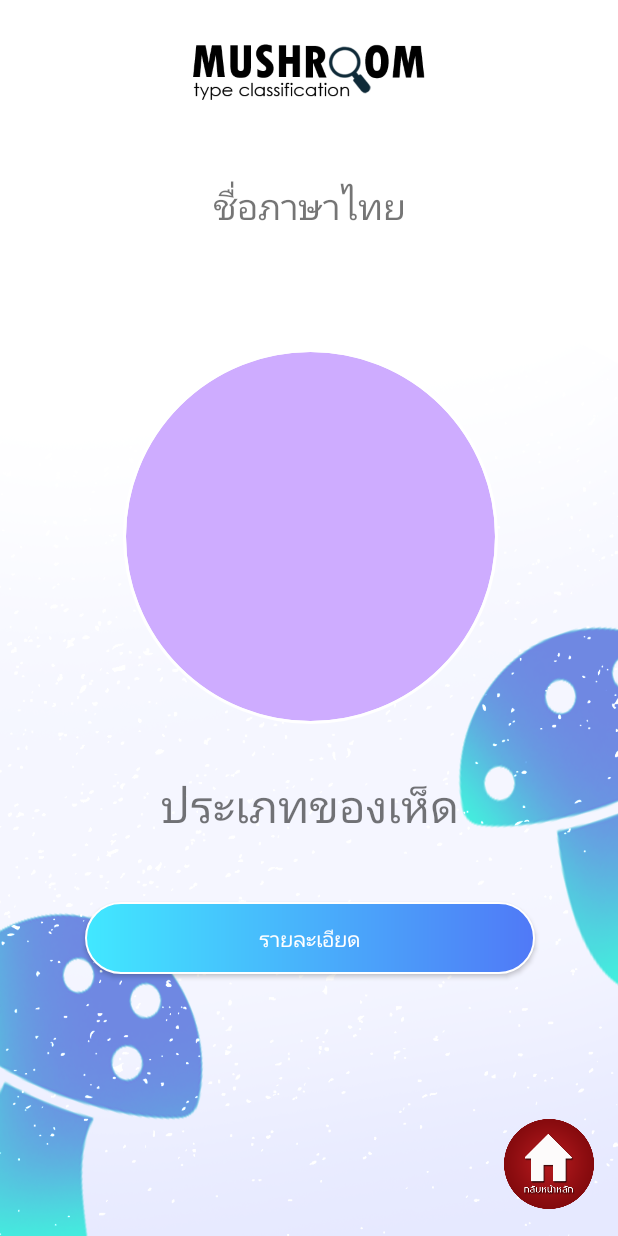
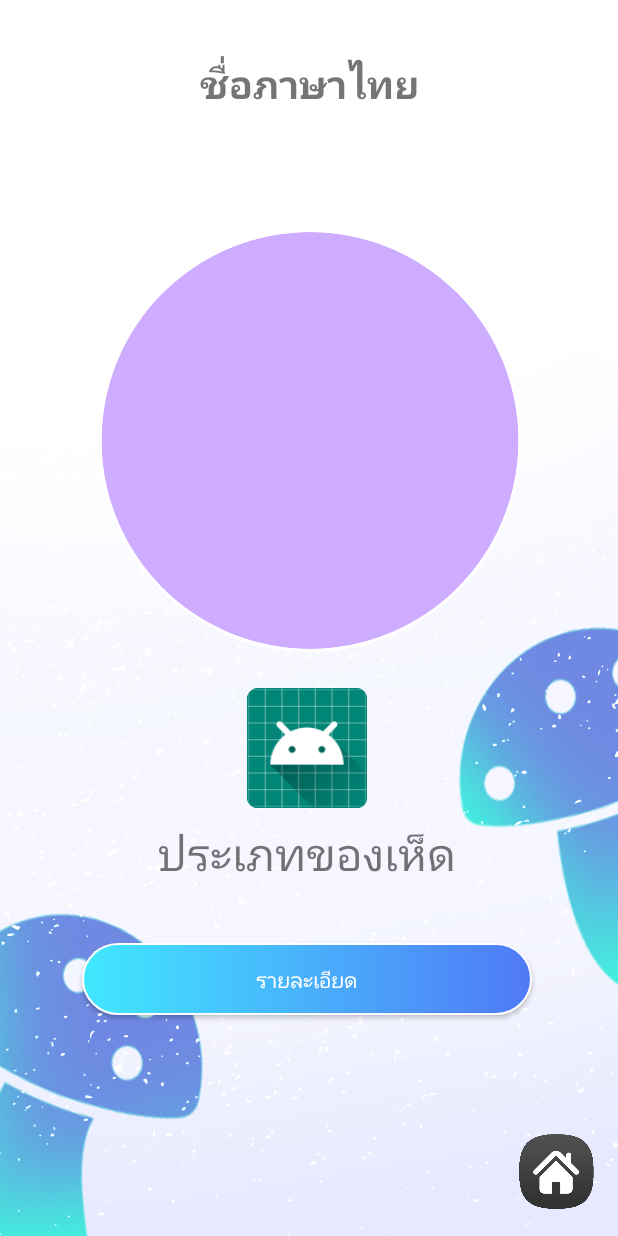
Before and after one commit to Gundammm/MushroomTypeClassification, an Android app: the ShowResultClassifyActivity screen opened directly, with no data from a screen before it, on a phone screen of 412 x 824 dp. Run offline under Robolectric (Android 15) with nearby library versions, the light colour scheme and no system bars; our stand-ins replace CircleImageView; Roboto replaces fonts that are not available here; 5 statements that could not run were skipped.

Commit message:
เสร็จแล้ว

```diff
--- a/app/src/main/AndroidManifest.xml
+++ b/app/src/main/AndroidManifest.xml
@@ -9,9 +9,9 @@
 
     <application
         android:allowBackup="true"
-        android:icon="@mipmap/ic_launcher"
+        android:icon="@drawable/icon4"
+        android:roundIcon="@drawable/icon4"
         android:label="@string/app_name"
-        android:roundIcon="@mipmap/ic_launcher_round"
         android:supportsRtl="true"
         android:theme="@style/AppTheme">
         <activity android:name=".EditNgrokPathActivity"
--- a/app/src/main/java/com/example/mushroomtypeclassification/ShowResultClassifyActivity.java
+++ b/app/src/main/java/com/example/mushroomtypeclassification/ShowResultClassifyActivity.java
@@ -31,6 +31,7 @@ public class ShowResultClassifyActivity extends AppCompatActivity {
 
     private DatabaseHelper mHelper;
     private SQLiteDatabase mDb;
+    private ImageView typeImage;
 
 
     @Override
@@ -49,7 +50,7 @@ public class ShowResultClassifyActivity extends AppCompatActivity {
 
         loadMushroomData(result);
 
-        ImageView back = findViewById(R.id.backtomain);
+        ImageView back = findViewById(R.id.backtomain_result);
         back.setOnClickListener(new View.OnClickListener() {
             @Override
             public void onClick(View v) {
@@ -57,6 +58,8 @@ public class ShowResultClassifyActivity extends AppCompatActivity {
                 startActivity(intent);
             }
         });
+
+
     }
 
     private void loadMushroomData(String Result){
@@ -97,6 +100,7 @@ public class ShowResultClassifyActivity extends AppCompatActivity {
                 else if(type.equalsIgnoreCase("eat")){
                     typeText.setText("เห็ดรับประทานได้");
                 }
+                loadType(type);
                 loadDataFromAsset(image);
                 Button detailButton = findViewById(R.id.detail_button);
                 detailButton.setOnClickListener(new View.OnClickListener() {
@@ -127,4 +131,16 @@ public class ShowResultClassifyActivity extends AppCompatActivity {
             return;
         }
     }
+
+    public void loadType(String t) {
+        typeImage = findViewById(R.id.typee);
+        String fileImage = t+".png";
+        try {
+            InputStream ims = getAssets().open(fileImage);
+            Drawable d = Drawable.createFromStream(ims, null);
+            typeImage.setImageDrawable(d);
+        } catch (IOException ex) {
+            return;
+        }
+    }
 }
--- a/app/src/main/res/layout/activity_first_aid.xml
+++ b/app/src/main/res/layout/activity_first_aid.xml
@@ -4,7 +4,7 @@
     xmlns:tools="http://schemas.android.com/tools"
     android:layout_width="match_parent"
     android:layout_height="match_parent"
-    android:background="@drawable/newbg3"
+    android:background="@drawable/bgnew1"
     tools:context="com.example.mushroomtypeclassification.FirstAidActivity">
 
     <ScrollView
@@ -24,7 +24,7 @@
                 android:layout_height="70dp"
                 android:layout_marginLeft="120dp"
                 android:layout_marginTop="10dp"
-                app:srcCompat="@drawable/logo" />
+                app:srcCompat="@drawable/item1" />
 
             <TextView
                 android:id="@+id/keepText"
--- a/app/src/main/res/layout/activity_keep_mushroom.xml
+++ b/app/src/main/res/layout/activity_keep_mushroom.xml
@@ -4,8 +4,8 @@
     xmlns:tools="http://schemas.android.com/tools"
     android:layout_width="match_parent"
     android:layout_height="match_parent"
-    android:background="@drawable/newbg3"
-    tools:context="com.example.mushroomtypeclassification.KeepMushroomActivity" >
+    android:background="@drawable/bgnew1"
+    tools:context="com.example.mushroomtypeclassification.KeepMushroomActivity">
 
     <ScrollView
         android:layout_width="match_parent"
@@ -24,7 +24,7 @@
                 android:layout_height="70dp"
                 android:layout_marginLeft="120dp"
                 android:layout_marginTop="10dp"
-                app:srcCompat="@drawable/logo" />
+                app:srcCompat="@drawable/item1" />
 
             <TextView
                 android:id="@+id/keepText"
--- a/app/src/main/res/layout/activity_show_result_classify.xml
+++ b/app/src/main/res/layout/activity_show_result_classify.xml
@@ -6,6 +6,22 @@
     android:layout_height="match_parent"
     android:background="@drawable/newbg3"
     tools:context="com.example.mushroomtypeclassification.ShowResultClassifyActivity">
+
+    <ImageView
+        android:id="@+id/backtomain_result"
+        android:layout_width="66dp"
+        android:layout_height="50dp"
+        android:layout_marginStart="8dp"
+        android:layout_marginTop="8dp"
+        android:layout_marginEnd="8dp"
+        android:layout_marginBottom="8dp"
+        app:layout_constraintBottom_toBottomOf="parent"
+        app:layout_constraintEnd_toEndOf="parent"
+        app:layout_constraintHorizontal_bias="1.0"
+        app:layout_constraintStart_toStartOf="parent"
+        app:layout_constraintTop_toTopOf="parent"
+        app:layout_constraintVertical_bias="0.987"
+        app:srcCompat="@drawable/btnhome" />
 
     <TextView
         android:id="@+id/thaiName"
@@ -17,11 +33,12 @@
         android:layout_marginBottom="8dp"
         android:fontFamily="@font/mitr"
         android:text="ชื่อภาษาไทย"
-        android:textSize="24sp"
+        android:textSize="26sp"
+        android:textStyle="bold"
         app:layout_constraintBottom_toBottomOf="parent"
         app:layout_constraintEnd_toEndOf="parent"
         app:layout_constraintStart_toStartOf="parent"
-        app:layout_constraintTop_toBottomOf="@+id/imageView"
+        app:layout_constraintTop_toTopOf="parent"
         app:layout_constraintVertical_bias="0.037" />
 
     <TextView
@@ -38,8 +55,8 @@
 
     <de.hdodenhof.circleimageview.CircleImageView xmlns:app="http://schemas.android.com/apk/res-auto"
         android:id="@+id/circle_image"
-        android:layout_width="250dp"
-        android:layout_height="250dp"
+        android:layout_width="285dp"
+        android:layout_height="282dp"
         android:layout_marginTop="44dp"
         android:src="@color/colorAccent"
         app:civ_border_color="#FFFFFF"
@@ -53,14 +70,14 @@
         android:id="@+id/typeText"
         android:layout_width="wrap_content"
         android:layout_height="wrap_content"
-        android:layout_marginTop="32dp"
+        android:layout_marginTop="8dp"
         android:fontFamily="@font/mitr"
         android:text="ประเภทของเห็ด"
         android:textSize="30sp"
         app:layout_constraintEnd_toEndOf="@+id/circle_image"
-        app:layout_constraintHorizontal_bias="0.49"
+        app:layout_constraintHorizontal_bias="0.476"
         app:layout_constraintStart_toStartOf="@+id/circle_image"
-        app:layout_constraintTop_toBottomOf="@+id/circle_image" />
+        app:layout_constraintTop_toBottomOf="@+id/typee" />
 
     <Button
         android:id="@+id/detail_button"
@@ -74,41 +91,20 @@
         android:textColor="#fff"
         app:layout_constraintBottom_toBottomOf="parent"
         app:layout_constraintEnd_toEndOf="@+id/typeText"
-        app:layout_constraintHorizontal_bias="0.504"
         app:layout_constraintStart_toStartOf="@+id/typeText"
         app:layout_constraintTop_toBottomOf="@+id/typeText"
-        app:layout_constraintVertical_bias="0.177" />
+        app:layout_constraintVertical_bias="0.183" />
 
     <ImageView
-        android:id="@+id/imageView"
-        android:layout_width="205dp"
-        android:layout_height="78dp"
-        android:layout_marginStart="8dp"
-        android:layout_marginTop="8dp"
-        android:layout_marginEnd="8dp"
-        android:layout_marginBottom="8dp"
-        app:layout_constraintBottom_toBottomOf="parent"
-        app:layout_constraintEnd_toEndOf="parent"
-        app:layout_constraintStart_toStartOf="parent"
-        app:layout_constraintTop_toTopOf="parent"
-        app:layout_constraintVertical_bias="0.0"
-        app:srcCompat="@drawable/logo" />
-
-    <ImageView
-        android:id="@+id/backtomain"
-        android:layout_width="60dp"
-        android:layout_height="60dp"
-        android:layout_marginStart="8dp"
-        android:layout_marginTop="8dp"
-        android:layout_marginEnd="8dp"
-        android:layout_marginBottom="8dp"
-        app:layout_constraintBottom_toBottomOf="parent"
-        app:layout_constraintEnd_toEndOf="parent"
-        app:layout_constraintHorizontal_bias="0.976"
-        app:layout_constraintStart_toStartOf="parent"
-        app:layout_constraintTop_toTopOf="parent"
-        app:layout_constraintVertical_bias="0.987"
-        app:srcCompat="@drawable/back" />
+        android:id="@+id/typee"
+        android:layout_width="80dp"
+        android:layout_height="80dp"
+        android:layout_marginTop="24dp"
+        app:layout_constraintEnd_toEndOf="@+id/circle_image"
+        app:layout_constraintHorizontal_bias="0.49"
+        app:layout_constraintStart_toStartOf="@+id/circle_image"
+        app:layout_constraintTop_toBottomOf="@+id/circle_image"
+        app:srcCompat="@mipmap/ic_launcher_round" />
 
 
 </android.support.constraint.ConstraintLayout>
```
Also changed, not shown: app/src/main/java/com/example/mushroomtypeclassification/ShowDetailActivity.java (+10 -0 lines), app/src/main/java/com/example/mushroomtypeclassification/UploadImageActivity.java (+9 -0 lines), app/src/main/res/layout/activity_edit_ngrok_path.xml (+10 -11 lines), app/src/main/res/layout/activity_library_mushroom.xml (+12 -12 lines), app/src/main/res/layout/activity_show_detail.xml (+21 -3 lines), app/src/main/res/layout/activity_upload_image.xml (+16 -0 lines), app/src/main/res/drawable/bgnew1.png (added), app/src/main/res/drawable/btncamera1.png (added), app/src/main/res/drawable/btnhome.png (added), app/src/main/res/drawable/icon1.png (added), app/src/main/res/drawable/icon2.png (added), app/src/main/res/drawable/icon4.png (added), app/src/main/res/drawable/item1.png (added), app/src/main/res/drawable/newbg4.png (added).
